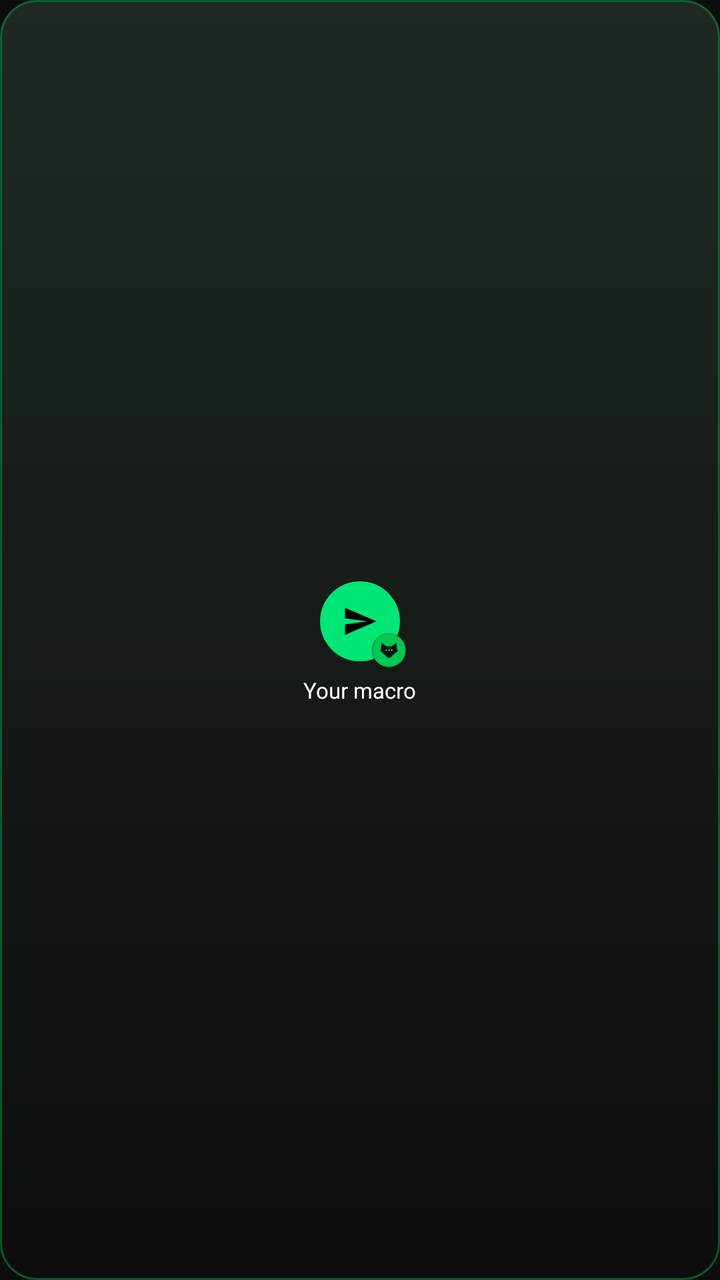
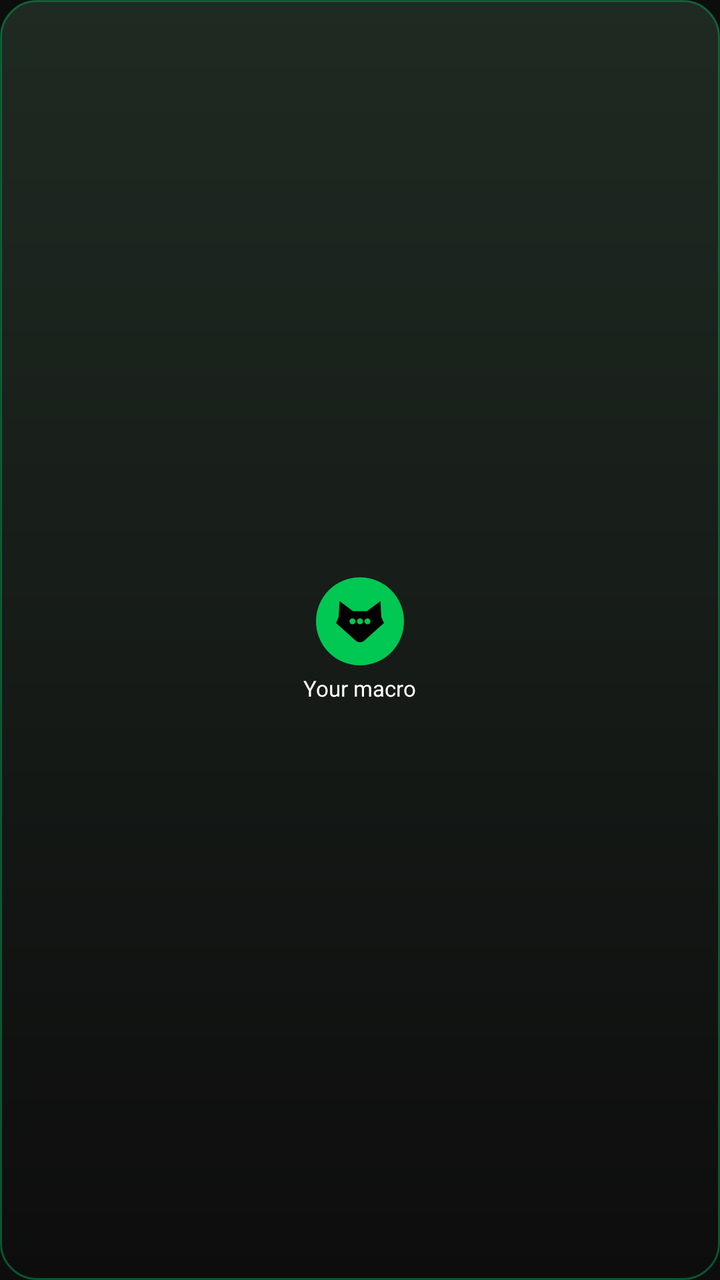

Compare the two renders of this Android layout. The source of the first and the diff that turns it into the second are given below.
<!-- AndroidManifest.xml: application theme Theme.VibeActions -->
<!-- res/layout/widget_preview.xml -->
<?xml version="1.0" encoding="utf-8"?>
<LinearLayout xmlns:android="http://schemas.android.com/apk/res/android"
    android:layout_width="match_parent" android:layout_height="match_parent"
    android:background="@drawable/widget_preview_background"
    android:orientation="vertical" android:gravity="center"
    android:padding="6dp">

    <FrameLayout android:layout_width="46dp" android:layout_height="46dp">
        <ImageView android:layout_width="40dp" android:layout_height="40dp"
            android:layout_gravity="center"
            android:src="@drawable/widget_compact_background"
            android:tint="#00E676"
            android:contentDescription="@null" />
        <ImageView android:layout_width="18dp" android:layout_height="18dp"
            android:layout_gravity="center"
            android:src="@drawable/ic_send"
            android:tint="#000000"
            android:contentDescription="@null" />
        <ImageView android:layout_width="17dp" android:layout_height="17dp"
            android:layout_gravity="bottom|end"
            android:src="@drawable/widget_fox_badge"
            android:contentDescription="@null" />
    </FrameLayout>

    <TextView android:layout_width="wrap_content" android:layout_height="wrap_content"
        android:layout_marginTop="4dp"
        android:maxLines="1" android:ellipsize="end"
        android:textColor="#FFFFFF" android:textSize="11sp"
        android:text="Your macro" />
</LinearLayout>
<!-- resources referenced by this layout -->
<resources>
  <!-- drawable ic_send (drawable) -->
  <vector xmlns:android="http://schemas.android.com/apk/res/android"
      android:width="24dp" android:height="24dp" android:viewportWidth="24" android:viewportHeight="24"
      android:tint="#00E676">
      <path android:fillColor="@android:color/white" android:pathData="M2,21L23,12 2,3v7l15,2 -15,2z"/>
  </vector>
  <!-- drawable widget_compact_background (drawable) -->
  <?xml version="1.0" encoding="utf-8"?>
  <shape xmlns:android="http://schemas.android.com/apk/res/android" android:shape="oval">
      <solid android:color="#FFFFFF" />
  </shape>
  <!-- drawable widget_fox_badge (drawable) -->
  <?xml version="1.0" encoding="utf-8"?>
  <layer-list xmlns:android="http://schemas.android.com/apk/res/android">
      <item>
          <shape android:shape="oval">
              <solid android:color="@color/ic_launcher_background" />
              <stroke android:width="1dp" android:color="#0D0D0D" />
          </shape>
      </item>
      <item android:drawable="@drawable/ic_launcher_foreground" />
  </layer-list>
  <!-- drawable widget_preview_background (drawable) -->
  <?xml version="1.0" encoding="utf-8"?>
  <shape xmlns:android="http://schemas.android.com/apk/res/android" android:shape="rectangle">
      <gradient android:angle="270" android:startColor="#1F2A22" android:endColor="#0D0D0D" />
      <stroke android:width="1dp" android:color="#5500E676" />
      <corners android:radius="18dp" />
  </shape>
  <style name="Theme.VibeActions" parent="android:Theme.Material.NoActionBar">
          
          <item name="android:windowBackground">@color/app_background</item>
      </style>
  <color name="ic_launcher_background">#00C853</color>
  <!-- drawable ic_launcher_foreground (drawable) -->
  <?xml version="1.0" encoding="utf-8"?>
  <vector xmlns:android="http://schemas.android.com/apk/res/android"
      android:width="108dp" android:height="108dp"
      android:viewportWidth="108" android:viewportHeight="108">
      <path android:fillColor="#0B130E" android:fillType="evenOdd"
          android:pathData="M30.09,29.66 L45.82,41.51 L62.18,41.51 L77.91,29.66 L78.93,48.05 L82.0,55.41 L58.91,76.05 Q54.0,79.93 49.09,76.05 L26.0,55.41 L29.07,48.05 Z M42.45,53.36 a2.76,2.76 0 1,0 5.52,0 a2.76,2.76 0 1,0 -5.52,0 Z M51.24,53.36 a2.76,2.76 0 1,0 5.52,0 a2.76,2.76 0 1,0 -5.52,0 Z M60.03,53.36 a2.76,2.76 0 1,0 5.52,0 a2.76,2.76 0 1,0 -5.52,0 Z" />
  </vector>
  <color name="app_background">#0D0D0D</color>
</resources>

<!-- the commit's change to res/layout/widget_preview.xml (unified diff, before → after) -->
@@ -5,20 +5,16 @@
     android:orientation="vertical" android:gravity="center"
     android:padding="6dp">
 
-    <FrameLayout android:layout_width="46dp" android:layout_height="46dp">
-        <ImageView android:layout_width="40dp" android:layout_height="40dp"
+    <FrameLayout android:layout_width="44dp" android:layout_height="44dp">
+        <ImageView android:layout_width="44dp" android:layout_height="44dp"
             android:layout_gravity="center"
             android:src="@drawable/widget_compact_background"
-            android:tint="#00E676"
+            android:tint="#00C853"
             android:contentDescription="@null" />
-        <ImageView android:layout_width="18dp" android:layout_height="18dp"
+        <ImageView android:layout_width="28dp" android:layout_height="28dp"
             android:layout_gravity="center"
-            android:src="@drawable/ic_send"
+            android:src="@drawable/ic_stat_textfox"
             android:tint="#000000"
-            android:contentDescription="@null" />
-        <ImageView android:layout_width="17dp" android:layout_height="17dp"
-            android:layout_gravity="bottom|end"
-            android:src="@drawable/widget_fox_badge"
             android:contentDescription="@null" />
     </FrameLayout>
 
<!-- resource entries referenced after the edit -->
@@ -1,27 +1,18 @@
 <!-- resources referenced by this layout -->
 <resources>
-  <!-- drawable ic_send (drawable) -->
+  <!-- drawable ic_stat_textfox (drawable) -->
+  <?xml version="1.0" encoding="utf-8"?>
   <vector xmlns:android="http://schemas.android.com/apk/res/android"
-      android:width="24dp" android:height="24dp" android:viewportWidth="24" android:viewportHeight="24"
-      android:tint="#00E676">
-      <path android:fillColor="@android:color/white" android:pathData="M2,21L23,12 2,3v7l15,2 -15,2z"/>
+      android:width="24dp" android:height="24dp"
+      android:viewportWidth="24" android:viewportHeight="24">
+      <path android:fillColor="#FFFFFFFF" android:fillType="evenOdd"
+          android:pathData="M3.25,3.32 L9.01,7.66 L14.99,7.66 L20.75,3.32 L21.13,10.06 L22.25,12.75 L13.8,20.31 Q12.0,21.73 10.2,20.31 L1.75,12.75 L2.87,10.06 Z M7.51,12.0 a1.27,1.27 0 1,0 2.54,0 a1.27,1.27 0 1,0 -2.54,0 Z M10.73,12.0 a1.27,1.27 0 1,0 2.54,0 a1.27,1.27 0 1,0 -2.54,0 Z M13.95,12.0 a1.27,1.27 0 1,0 2.54,0 a1.27,1.27 0 1,0 -2.54,0 Z" />
   </vector>
   <!-- drawable widget_compact_background (drawable) -->
   <?xml version="1.0" encoding="utf-8"?>
   <shape xmlns:android="http://schemas.android.com/apk/res/android" android:shape="oval">
       <solid android:color="#FFFFFF" />
   </shape>
-  <!-- drawable widget_fox_badge (drawable) -->
-  <?xml version="1.0" encoding="utf-8"?>
-  <layer-list xmlns:android="http://schemas.android.com/apk/res/android">
-      <item>
-          <shape android:shape="oval">
-              <solid android:color="@color/ic_launcher_background" />
-              <stroke android:width="1dp" android:color="#0D0D0D" />
-          </shape>
-      </item>
-      <item android:drawable="@drawable/ic_launcher_foreground" />
-  </layer-list>
   <!-- drawable widget_preview_background (drawable) -->
   <?xml version="1.0" encoding="utf-8"?>
   <shape xmlns:android="http://schemas.android.com/apk/res/android" android:shape="rectangle">
@@ -33,15 +24,6 @@
           
           <item name="android:windowBackground">@color/app_background</item>
       </style>
-  <color name="ic_launcher_background">#00C853</color>
-  <!-- drawable ic_launcher_foreground (drawable) -->
-  <?xml version="1.0" encoding="utf-8"?>
-  <vector xmlns:android="http://schemas.android.com/apk/res/android"
-      android:width="108dp" android:height="108dp"
-      android:viewportWidth="108" android:viewportHeight="108">
-      <path android:fillColor="#0B130E" android:fillType="evenOdd"
-          android:pathData="M30.09,29.66 L45.82,41.51 L62.18,41.51 L77.91,29.66 L78.93,48.05 L82.0,55.41 L58.91,76.05 Q54.0,79.93 49.09,76.05 L26.0,55.41 L29.07,48.05 Z M42.45,53.36 a2.76,2.76 0 1,0 5.52,0 a2.76,2.76 0 1,0 -5.52,0 Z M51.24,53.36 a2.76,2.76 0 1,0 5.52,0 a2.76,2.76 0 1,0 -5.52,0 Z M60.03,53.36 a2.76,2.76 0 1,0 5.52,0 a2.76,2.76 0 1,0 -5.52,0 Z" />
-  </vector>
   <color name="app_background">#0D0D0D</color>
 </resources>
 
